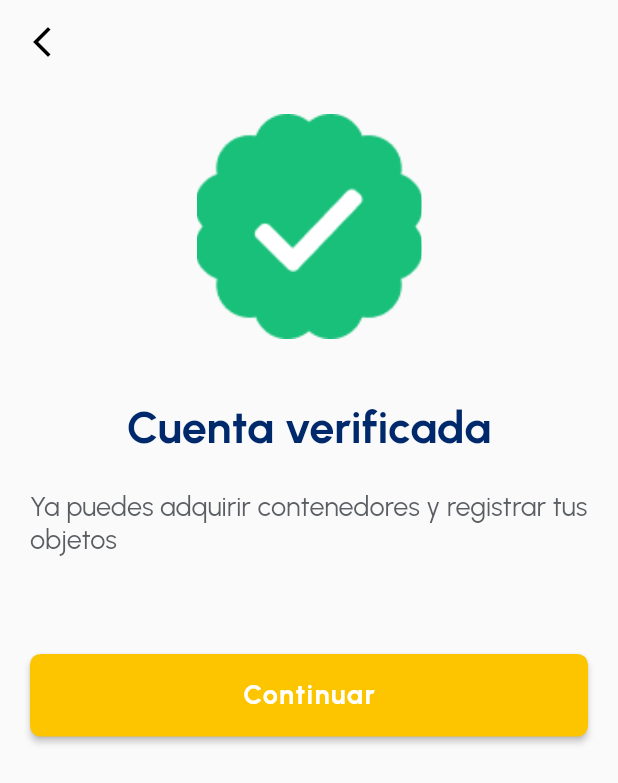
After one commit to AndrewCR2/LUXE, a Flutter app: the SuccessScreen screen opened directly, on a phone screen of 412 x 824 dp. The commit adds this screen. Shown: the top 783 px of the screen. Run offline on Flutter 3.47's test engine with Material 2 defaults, Android fonts, the phone set to English and light mode, and no system bars; our stand-ins replace dio, email_validator, firebase_auth, firebase_core, google_fonts, google_sign_in and 3 more; accounts and stored records are empty; network calls fail.

Commit message:
optimización

```diff
--- a/lib/main.dart
+++ b/lib/main.dart
@@ -30,7 +30,7 @@ class AppState extends StatelessWidget {
         ChangeNotifierProvider(
           create: (_) => ContenedorProvider(),
           lazy: false,
-          )
+        )
       ],
       child: const MyApp(),
     );
@@ -44,6 +44,7 @@ class MyApp extends StatelessWidget {
   @override
   Widget build(BuildContext context) {
     return MaterialApp(
+        color: Colors.white,
         debugShowCheckedModeBanner: false,
         title: 'Luxe',
         initialRoute: 'splash',
--- a/lib/models/container_profile_provider.dart
+++ b/lib/models/container_response.dart
@@ -1,8 +1,6 @@
 import 'dart:convert';
 
 import 'package:luxe/models/container.dart';
-
-
 
 class ContainerResponse {
     ContainerResponse({
--- a/lib/screens/ingresar.dart
+++ b/lib/screens/ingresar.dart
@@ -39,7 +39,7 @@ class _IngresarState extends State<Ingresar> {
         leading: IconButton(
           color: Colors.black,
           icon: const Icon(Icons.arrow_back_ios_new),
-          onPressed: () => {Navigator.of(context).pop()},
+          onPressed: () => {Navigator.pushNamed(context, 'inicio')},
         ),
       ),
       body: SingleChildScrollView(
--- a/lib/screens/login/registrese.dart
+++ b/lib/screens/login/registrese.dart
@@ -316,9 +316,6 @@ class _RegistroState extends State<Registro> {
                               borderRadius: BorderRadius.circular(7),
                             ))),
                         onPressed: () {
-                          print('======================');
-                          print('iniciando la petición');
-                          print('======================');
                           final bool isValid =
                               EmailValidator.validate(txtCorreo.text.trim());
 
@@ -327,7 +324,7 @@ class _RegistroState extends State<Registro> {
                                 const SnackBar(content: Text('Validando...')));
                               if (txtContra.text != txtConfir_Contra.text ||
                                   txtContra.text.length < 8) {
-                                return displayGoodAlert(
+                                return displayCustomAlert(
                                     context: context,
                                     icon: Icons.sentiment_dissatisfied,
                                     message: 'Verifique la contraseña',
--- /dev/null
+++ b/lib/screens/success_screen.dart
@@ -0,0 +1,107 @@
+import 'package:flutter/material.dart';
+import 'package:google_fonts/google_fonts.dart';
+
+class SuccessScreen extends StatefulWidget {
+  const SuccessScreen({Key? key}) : super(key: key);
+
+  @override
+  State<SuccessScreen> createState() => _SuccessScreenState();
+}
+
+class _SuccessScreenState extends State<SuccessScreen> {
+
+  @override
+  Widget build(BuildContext context) {
+    return Scaffold(
+      appBar: AppBar(
+        elevation: 0,
+        backgroundColor: Colors.transparent,
+        leading: IconButton(
+          color: Colors.black,
+          icon: const Icon(Icons.arrow_back_ios_new),
+          onPressed: () => {Navigator.pushNamed(context, 'ruta_ingresar')},
+        ),
+      ),
+      body: SingleChildScrollView(
+        child: Container(
+          padding: const EdgeInsets.all(20.0),
+          child: Column(
+            children: <Widget>[
+              Container(
+                height: 150,
+                width: 150,
+                decoration: BoxDecoration(
+                  borderRadius: BorderRadius.circular(10),
+                  image: const DecorationImage(
+                    image: AssetImage('assets/Successmark.png'),
+                    fit: BoxFit.cover,
+                  ),
+                ),
+              ),
+              const SizedBox(height: 40),
+              Container(
+                alignment: Alignment.center,
+                child: Text(
+                  'Cuenta verificada',
+                  style: GoogleFonts.urbanist(
+                    textStyle: const TextStyle(
+                      fontWeight: FontWeight.bold,
+                      fontSize: 30,
+                      color: Color.fromRGBO(0, 41, 107, 1),
+                    ),
+                  ),
+                ),
+              ),
+              const SizedBox(height: 25),
+              Text(
+                'Ya puedes adquirir contenedores y registrar tus objetos',
+                style: GoogleFonts.urbanist(
+                  textStyle: const TextStyle(
+                    fontSize: 18,
+                    color: Color.fromARGB(255, 90, 94, 99),
+                  ),
+                ),
+              ),
+              const SizedBox(
+                height: 65,
+              ),
+              Form(
+                  child: Column(
+                children: [
+                  SizedBox(
+                    width: double.infinity,
+                    height: 55,
+                    child: ElevatedButton(
+                      child: Text(
+                        'Continuar',
+                        style: GoogleFonts.urbanist(
+                          textStyle: const TextStyle(
+                              fontWeight: FontWeight.bold,
+                              fontSize: 18,
+                              color: Colors.white,
+                              letterSpacing: 1),
+                        ),
+                      ),
+                      style: ButtonStyle(
+                          backgroundColor: MaterialStateProperty.all<Color>(
+                            const Color.fromRGBO(253, 197, 0, 1),
+                          ),
+                          shape:
+                              MaterialStateProperty.all<RoundedRectangleBorder>(
+                                  RoundedRectangleBorder(
+                            borderRadius: BorderRadius.circular(7),
+                          ))),
+                      onPressed: () {
+                        Navigator.pushNamed(context, 'principal');
+                      },
+                    ),
+                  ),
+                ],
+              ))
+            ],
+          ),
+        ),
+      ),
+    );
+  }
+}
```
Also changed, not shown: lib/helpers/alert.dart (+7 -3 lines), lib/providers/container_profile_provider.dart (+3 -12 lines), lib/screens/almacen/formulario.dart (+31 -47 lines), lib/screens/contenedores/form_contenedores.dart (+43 -69 lines), lib/screens/contenedores/lista_contenedores.dart (+57 -57 lines), lib/screens/login/elegirPlan.dart (+17 -22 lines), lib/widgets/menu.dart (+4 -5 lines), lib/widgets/usuario_screen.dart (+9 -2 lines), lib/screens/screens.dart (line endings or trailing spaces).
